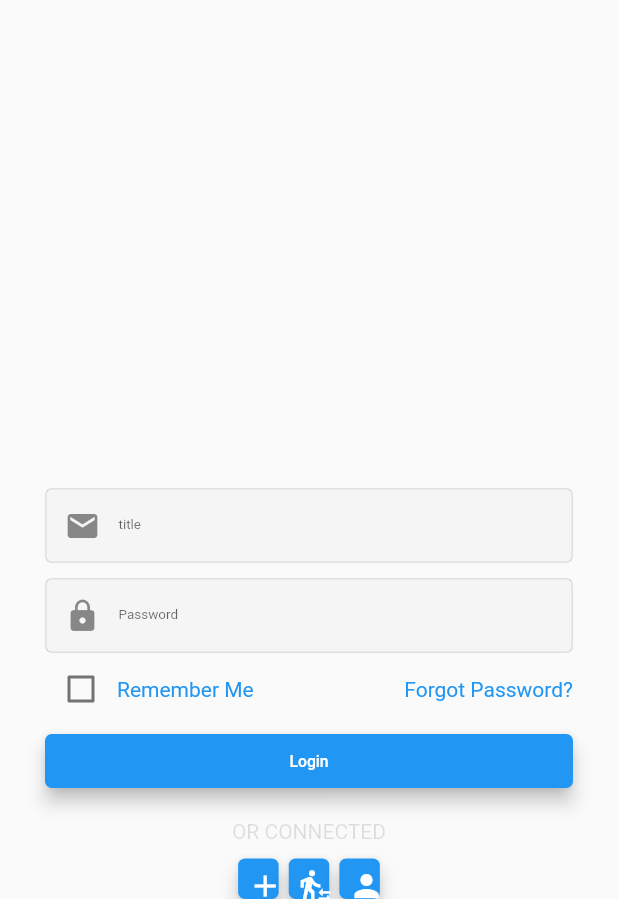
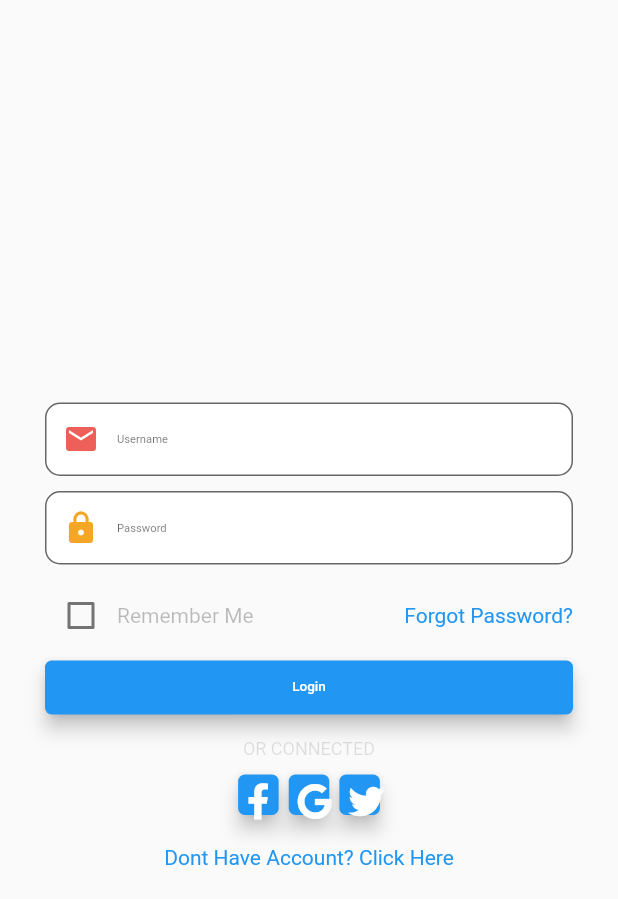
Before and after one commit to boytegar/MuslimApps, a Flutter app: the screen it shows after launch, on a phone screen of 412 x 824 dp, the part 337-1236 px from its top. Run offline on Flutter 3.47's test engine with Material 2 defaults, Android fonts, the phone set to English and light mode, and no system bars; our stand-ins replace font_awesome_flutter.

Commit message:
add bottom

```diff
--- a/lib/main.dart
+++ b/lib/main.dart
@@ -10,8 +10,9 @@ class MyApp extends StatelessWidget {
     return MaterialApp(
       title: 'Flutter Demo',
       theme: ThemeData(
+        primarySwatch: Colors.blue,
+        hintColor: Color(0xffE4E4E4),
 
-        primarySwatch: Colors.blue,
       ),
       debugShowCheckedModeBanner: false,
       home: LoginUi(),
--- a/lib/ui/ui_login.dart
+++ b/lib/ui/ui_login.dart
@@ -1,6 +1,7 @@
 import 'package:flutter/material.dart';
 import 'package:market_app/helper/SizeConfig.dart';
-
+import 'package:font_awesome_flutter/font_awesome_flutter.dart';
+import 'package:market_app/ui/ui_main.dart';
 //ctrl + space for show suggestion
 
 class LoginUi extends StatelessWidget {
@@ -22,9 +23,9 @@ class _LoginPageState extends State<LoginPage> {
   bool _value1 = false;
 
   final List<IconData> icons = [
-    Icons.sentiment_very_dissatisfied,
-    Icons.home,
-    Icons.drafts
+    FontAwesomeIcons.facebook,
+    FontAwesomeIcons.google,
+    FontAwesomeIcons.mailBulk
   ];
 
   @override
@@ -45,22 +46,44 @@ class _LoginPageState extends State<LoginPage> {
     });
   }
 
+  void routeReplacement(){
+    Navigator.pushReplacement(context, MaterialPageRoute(
+      builder: (context) {
+        return MainUi();
+      }
+    ));
+  }
+
   Widget _entryField(double ratios, String title, bool isPassword) {
     return Container(
-      margin: EdgeInsets.fromLTRB(0, 10, 0, 0),
-      decoration: BoxDecoration(
-          borderRadius: BorderRadius.all(Radius.circular(3 * ratios)),
-          border: Border.all(width: 1, color: Colors.black12),
-          color: Colors.white),
+      margin: EdgeInsets.only(bottom: 10),
+      // decoration: BoxDecoration(
+      //     borderRadius: BorderRadius.all(Radius.circular(3 * ratios)),
+      //     border: Border.all(width: 1, color: Colors.black12),
+      //     color: Colors.white),
       child: TextField(
           controller: (isPassword) ? passController : emailController,
-          style: new TextStyle(fontSize: 6 * ratios, color: Colors.black),
+          style: new TextStyle(fontSize: 5 * ratios, color: Colors.black),
           obscureText: isPassword,
           decoration: InputDecoration(
-              prefixIcon: (isPassword) ? Icon(Icons.lock) : Icon(Icons.mail),
-              border: InputBorder.none,
+              prefixIcon: (isPassword)
+                  ? Icon(
+                      Icons.lock,
+                      color: Color(0xffF5A625),
+                    )
+                  : Icon(
+                      Icons.mail,
+                      color: Color(0xffEC6059),
+                    ),
+              border: OutlineInputBorder(
+                  borderSide: BorderSide(color: Colors.blue),
+                  borderRadius: const BorderRadius.all(
+                    const Radius.circular(10.0),
+                  )),
               // fillColor: Color(0xfff3f3f4),
-              labelText: title,
+              //  labelText: title,
+              fillColor: Colors.white,
+              hintText: title,
               filled: true)),
     );
   }
@@ -82,9 +105,11 @@ class _LoginPageState extends State<LoginPage> {
                 padding: EdgeInsets.all(ratio * 4),
                 child: new IconTheme(
                   data: new IconThemeData(color: Colors.white),
-                  child: new Icon(Icons.add),
+                  child: new Icon(FontAwesomeIcons.facebookF),
                 ),
-                onPressed: () {}),
+                onPressed: () {
+                  setState(() {});
+                }),
           ),
         ),
         SizedBox(
@@ -103,9 +128,11 @@ class _LoginPageState extends State<LoginPage> {
                 padding: EdgeInsets.all(ratio * 4),
                 child: new IconTheme(
                   data: new IconThemeData(color: Colors.white),
-                  child: new Icon(Icons.transfer_within_a_station),
+                  child: new Icon(FontAwesomeIcons.google),
                 ),
-                onPressed: () {}),
+                onPressed: () {
+                  setState(() {});
+                }),
           ),
         ),
         SizedBox(
@@ -124,9 +151,11 @@ class _LoginPageState extends State<LoginPage> {
                 padding: EdgeInsets.all(ratio * 4),
                 child: new IconTheme(
                   data: new IconThemeData(color: Colors.white),
-                  child: new Icon(Icons.person),
+                  child: new Icon(FontAwesomeIcons.twitter),
                 ),
-                onPressed: () {}),
+                onPressed: () {
+                  setState(() {});
+                }),
           ),
         ),
       ],
@@ -138,7 +167,7 @@ class _LoginPageState extends State<LoginPage> {
       minWidth: double.infinity,
       child: RaisedButton(
         elevation: 5,
-        onPressed: subtractNumbers,
+        onPressed: routeReplacement,
         textColor: Colors.white,
         shape: RoundedRectangleBorder(
           borderRadius: new BorderRadius.circular(ratio * 3),
@@ -148,14 +177,14 @@ class _LoginPageState extends State<LoginPage> {
         child: Column(
           children: <Widget>[
             SizedBox(
-              height: ratio * 2,
+              height: ratio * 1,
             ),
             new Text(
               "Login",
-              style: TextStyle(fontSize: ratio * 7),
+              style: TextStyle(fontSize: ratio * 6),
             ),
             SizedBox(
-              height: ratio * 2,
+              height: ratio * 1,
             ),
           ],
         ),
@@ -185,14 +214,17 @@ class _LoginPageState extends State<LoginPage> {
                 ),
                 Text(
                   "Remember Me",
-                  style: TextStyle(color: Theme.of(context).primaryColor),
+                  style: TextStyle(color: Colors.black26),
                 ),
               ],
             ),
           ),
-          Text(
+          GestureDetector(
+            onTap: () {},
+            child: Text(
               "Forgot Password?",
               style: TextStyle(color: Theme.of(context).primaryColor),
+            ),
           )
         ],
       ),
@@ -217,11 +249,13 @@ class _LoginPageState extends State<LoginPage> {
                   children: <Widget>[
                     Padding(
                       padding: EdgeInsets.only(
-                    bottom: MediaQuery.of(context).viewInsets.bottom/2.5),
+                          bottom:
+                              MediaQuery.of(context).viewInsets.bottom / 2.5),
                       child: Column(
                         mainAxisSize: MainAxisSize.min,
                         children: <Widget>[
-                            _entryField(SizeConfig.screenRatio, "title", false),
+                          _entryField(
+                              SizeConfig.screenRatio, "Username", false),
                           _entryField(SizeConfig.screenRatio, "Password", true),
                         ],
                       ),
@@ -229,20 +263,34 @@ class _LoginPageState extends State<LoginPage> {
                     _infos(SizeConfig.screenRatio),
                     _loginBtn(SizeConfig.screenRatio),
                     const SizedBox(
-                        height: 15,
+                      height: 10,
                     ),
                     Text(
                       "OR CONNECTED",
-                        style: TextStyle(color: Colors.black12),
+                      style: TextStyle(color: Colors.black12, fontSize: 12),
                     ),
                     const SizedBox(
                       height: 10,
                     ),
-                      _listBtn(SizeConfig.screenRatio)
+                    _listBtn(SizeConfig.screenRatio),
+                    SizedBox(
+                      height: 20,
+                    ),
+                    GestureDetector(
+                        onTap: () {
+                          setState(() {});
+                        },
+                        child: Text(
+                          "Dont Have Account? Click Here",
+                          style:
+                              TextStyle(color: Theme.of(context).primaryColor),
+                        )),
+                    SizedBox(
+                      height: 20,
+                    )
                   ],
                 ),
               ),
-
             ),
           ),
           Align(
--- a/pubspec.yaml
+++ b/pubspec.yaml
@@ -22,6 +22,7 @@ dependencies:
   bloc: ^3.0.0
   flutter_bloc: ^3.2.0
   flutter_screenutil: ^1.0.2
+  font_awesome_flutter: ^8.5.0
   # The following adds the Cupertino Icons font to your application.
   # Use with the CupertinoIcons class for iOS style icons.
   cupertino_icons: ^0.1.2
```
Also changed, not shown: lib/ui/ui_date.dart (added, +15 -0 lines), lib/ui/ui_home.dart (added, +15 -0 lines), lib/ui/ui_main.dart (added, +63 -0 lines), lib/ui/ui_notifications.dart (added, +15 -0 lines), lib/ui/ui_profile.dart (added, +15 -0 lines), pubspec.lock. Lines whose indentation alone changed are shown as unchanged.
